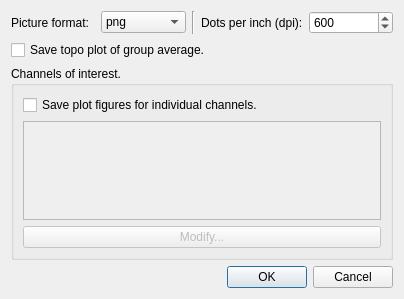
Qt form meggie_batch/ui/qt4Designer_ui_files/groupAverageTFR.ui (cibr-jyu/meggie) before a commit.
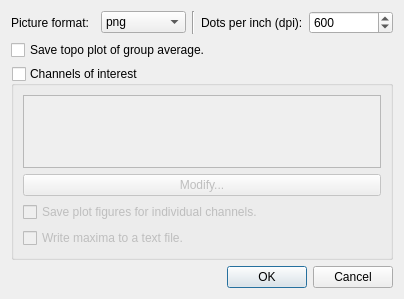
The same form after that commit.

Commit message: Added possibility to write files of maximum values in group average TFR.

Patch:
```diff
--- a/meggie_batch/ui/qt4Designer_ui_files/groupAverageTFR.ui
+++ b/meggie_batch/ui/qt4Designer_ui_files/groupAverageTFR.ui
@@ -25,19 +25,21 @@
      </item>
      <item>
       <widget class="QGroupBox" name="groupBox">
+       <property name="enabled">
+        <bool>true</bool>
+       </property>
        <property name="title">
-        <string>Channels of interest.</string>
+        <string>Channels of interest</string>
+       </property>
+       <property name="checkable">
+        <bool>true</bool>
+       </property>
+       <property name="checked">
+        <bool>false</bool>
        </property>
        <layout class="QGridLayout" name="gridLayout_2">
         <item row="1" column="0">
          <layout class="QVBoxLayout" name="verticalLayout_2">
-          <item>
-           <widget class="QCheckBox" name="checkBoxSavePlot">
-            <property name="text">
-             <string>Save plot figures for individual channels.</string>
-            </property>
-           </widget>
-          </item>
           <item>
            <widget class="QListWidget" name="listWidgetChannels">
             <property name="enabled">
@@ -56,14 +58,31 @@
           </item>
           <item>
            <widget class="QPushButton" name="pushButtonModify">
-            <property name="enabled">
-             <bool>false</bool>
-            </property>
             <property name="text">
              <string>Modify...</string>
             </property>
            </widget>
           </item>
+          <item>
+           <widget class="QCheckBox" name="checkBoxSavePlot">
+            <property name="toolTip">
+             <string>If checked, the plot figures are saved as a file.</string>
+            </property>
+            <property name="text">
+             <string>Save plot figures for individual channels.</string>
+            </property>
+           </widget>
+          </item>
+          <item>
+           <widget class="QCheckBox" name="checkBoxSaveMaxima">
+            <property name="toolTip">
+             <string>If checked, the location of maximum values from each subject are written to a file.</string>
+            </property>
+            <property name="text">
+             <string>Write maxima to a text file.</string>
+            </property>
+           </widget>
+          </item>
          </layout>
         </item>
        </layout>
```
Left out of the diff: 44 changed lines with no effect on the pictures. The commit also changes 4 other files.
